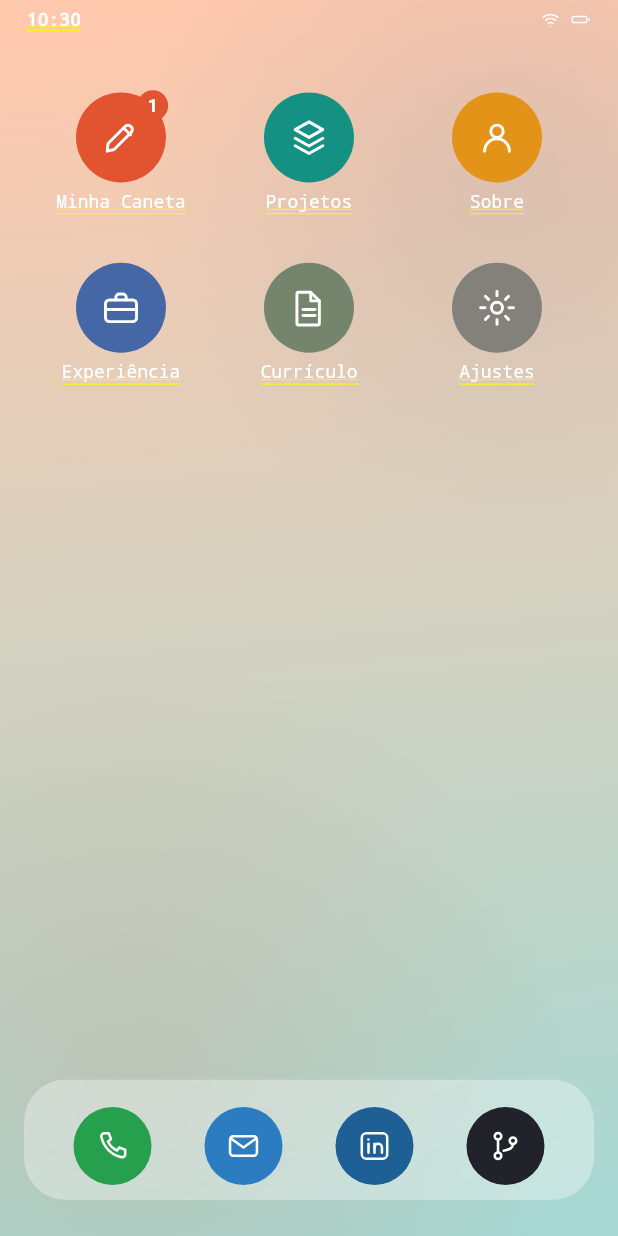
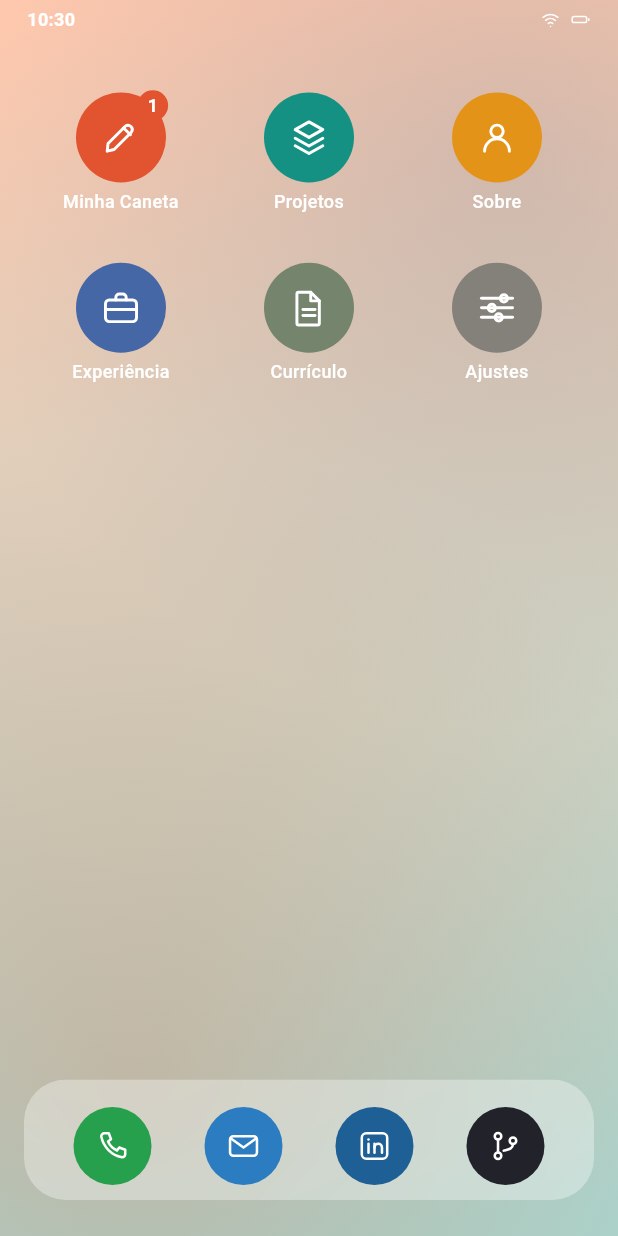
Before and after one commit to brunordrdev/portfolio-os, a Flutter app: the HomeScreen screen opened by its route, on a phone screen of 412 x 824 dp. Run offline on Flutter 3.47's test engine with Material 3 defaults, Android fonts, the phone set to English and light mode, and no system bars; our stand-ins replace flutter_svg, go_router.

Commit message:
Casca: consertar o texto sem Material e dar presença ao fundo
Quatro correções visuais, e a primeira era um bug de verdade.

Todo Text da tela de bloqueio e da tela inicial aparecia sublinhado em
amarelo duplo. É o estilo de erro que o MaterialApp instala como padrão
para denunciar texto sem um Material acima — as duas telas novas eram as
únicas do projeto montadas direto sobre o papel de parede, sem Scaffold.
As duas passam a ter Scaffold com fundo transparente; quem pinta continua
sendo o papel de parede.

Nada na suíte via isso, porque nenhum teste olhava para pintura. Entram
dois retratos, do bloqueio e da tela inicial, e uma verificação direta de
que nenhuma das doze rotas herda o estilo de erro. Sem os retratos, a
próxima regressão de pintura chega na cara do visitante do mesmo jeito.

O glifo de Ajustes era uma engrenagem que lia como sol: círculo com raios
em volta. Virou três cursores com o ponto parado em posição diferente em
cada linha.

O papel de parede estava lavado. O brilho quente foi de 16% para 28% e o
frio de 14% para 22%, ambos com raio maior. Agora os dois se percebem sem
procurar.

O contorno do ladrilho foi de 322C24 para 4A4238: base visível contra o
fundo, sem virar contorno desenhado.

Co-Authored-By: Claude Opus 5 (1M context) <noreply@anthropic.com>

```diff
--- a/lib/core/theme/tokens.dart
+++ b/lib/core/theme/tokens.dart
@@ -66,7 +66,9 @@ class AppTokens {
     background: Color(0xFF16130F),
     backgroundDeep: Color(0xFF0E0C0A),
     surface: Color(0xFF1F1C17),
-    surfaceBorder: Color(0xFF322C24),
+    // Claro o bastante para o ladrilho ter base contra o papel de parede,
+    // escuro o bastante para não virar contorno desenhado.
+    surfaceBorder: Color(0xFF4A4238),
     dockFill: Color(0x9E28241E),
     textPrimary: Color(0xFFECE5D9),
     textSecondary: Color(0xFF8D8478),
--- a/lib/features/home/home_screen.dart
+++ b/lib/features/home/home_screen.dart
@@ -1,6 +1,6 @@
 import 'dart:ui' show ImageFilter;
 
-import 'package:flutter/widgets.dart';
+import 'package:flutter/material.dart';
 import 'package:go_router/go_router.dart';
 
 import '../../app/router.dart';
@@ -63,7 +63,7 @@ final List<_Entry> _grid = [
   ),
   _Entry(
     label: 'Ajustes',
-    glyph: AppGlyphs.gear,
+    glyph: AppGlyphs.sliders,
     hue: 5,
     route: Routes.settings,
   ),
@@ -71,7 +71,12 @@ final List<_Entry> _grid = [
 
 /// A doca é contato. Quatro canais, sem rótulo.
 final List<_Entry> _dock = [
-  _Entry(label: 'Telefone', glyph: AppGlyphs.phone, hue: 6, route: Routes.phone),
+  _Entry(
+    label: 'Telefone',
+    glyph: AppGlyphs.phone,
+    hue: 6,
+    route: Routes.phone,
+  ),
   _Entry(label: 'Email', glyph: AppGlyphs.mail, hue: 7, route: Routes.email),
   _Entry(
     label: 'LinkedIn',
@@ -97,7 +102,13 @@ class HomeScreen extends StatelessWidget {
     final spec = context.platform;
     final tokens = context.tokens;
 
-    return Wallpaper(
+    // O Scaffold existe pelo Material que ele traz: sem um Material acima,
+    // todo Text herda o estilo de erro do framework — vermelho, monoespaçado
+    // e sublinhado em amarelo duplo. O fundo é transparente porque quem pinta
+    // aqui é o papel de parede.
+    return Scaffold(
+      backgroundColor: Colors.transparent,
+      body: Wallpaper(
         child: Column(
           children: [
             const StatusBar(),
@@ -148,6 +159,7 @@ class HomeScreen extends StatelessWidget {
             const SizedBox(height: 10),
           ],
         ),
+      ),
     );
   }
 }
--- a/lib/shared/widgets/app_glyph.dart
+++ b/lib/shared/widgets/app_glyph.dart
@@ -51,12 +51,13 @@ abstract final class AppGlyphs {
   );
 
   /// 5 · Ajustes
-  static final String gear = _drawn(
-    '<circle cx="12" cy="12" r="3.2"/>'
-    '<path d="M12 2.5v2.6"/><path d="M12 18.9v2.6"/>'
-    '<path d="M21.5 12h-2.6"/><path d="M5.1 12H2.5"/>'
-    '<path d="M18.7 5.3l-1.8 1.8"/><path d="M7.1 16.9l-1.8 1.8"/>'
-    '<path d="M18.7 18.7l-1.8-1.8"/><path d="M7.1 7.1L5.3 5.3"/>',
+  ///
+  /// Três cursores, cada um parado num ponto diferente. A engrenagem que
+  /// estava aqui antes lia como sol: um círculo com raios em volta.
+  static final String sliders = _drawn(
+    '<path d="M3 6.5h18"/><circle cx="16" cy="6.5" r="2.1"/>'
+    '<path d="M3 12h18"/><circle cx="9" cy="12" r="2.1"/>'
+    '<path d="M3 17.5h18"/><circle cx="13" cy="17.5" r="2.1"/>',
   );
 
   /// 6 · Telefone
--- a/lib/shared/widgets/wallpaper.dart
+++ b/lib/shared/widgets/wallpaper.dart
@@ -35,12 +35,13 @@ class Wallpaper extends StatelessWidget {
       ),
       child: DecoratedBox(
         // Brilho quente, embaixo à esquerda: é o acento vazando no fundo.
+        // Precisa dar para ver os dois brilhos sem procurar.
         decoration: BoxDecoration(
           gradient: RadialGradient(
             center: _at(0.22, 0.88),
-            radius: 0.7,
+            radius: 1.05,
             colors: [
-              tokens.accent.withValues(alpha: 0.16),
+              tokens.accent.withValues(alpha: 0.28),
               tokens.accent.withValues(alpha: 0),
             ],
           ),
@@ -50,9 +51,9 @@ class Wallpaper extends StatelessWidget {
           decoration: BoxDecoration(
             gradient: RadialGradient(
               center: _at(0.82, 0.14),
-              radius: 0.6,
+              radius: 0.9,
               colors: [
-                tokens.coolGlow.withValues(alpha: 0.14),
+                tokens.coolGlow.withValues(alpha: 0.22),
                 tokens.coolGlow.withValues(alpha: 0),
               ],
             ),
```
Also changed, not shown: lib/features/lock/lock_screen.dart (+9 -2 lines), 4 other files. Lines whose indentation alone changed are shown as unchanged.
